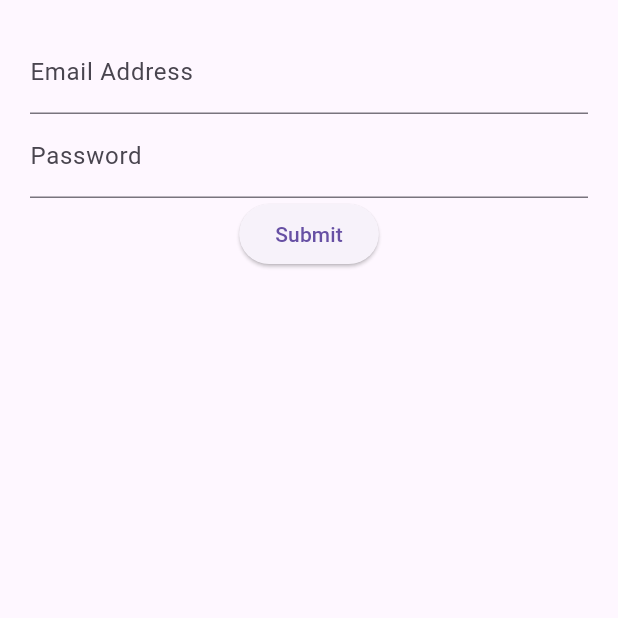
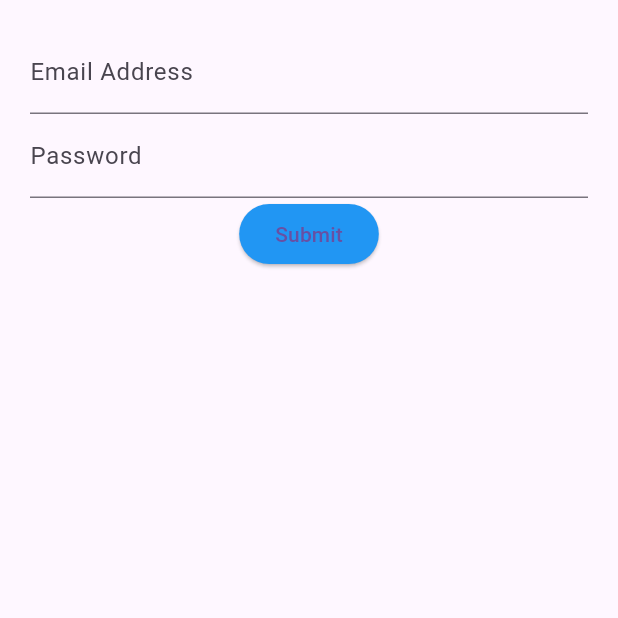
Before and after one commit to Maichonok/Forms-and-Validation-with-Flutter, a Flutter app: the screen it shows after launch, on a phone screen of 412 x 824 dp, the top half of it. Run offline on Flutter 3.47's test engine with Material 3 defaults, Android fonts, the phone set to English and light mode, and no system bars.

Commit message:
Change Widget Colors

```diff
--- a/lib/src/screens/login_screen.dart
+++ b/lib/src/screens/login_screen.dart
@@ -39,6 +39,12 @@ class _LoginScreenState extends State<LoginScreen> {
   }
 
   Widget submitButton() {
-    return ElevatedButton(onPressed: () {}, child: Text('Submit'));
+    return ElevatedButton(
+      onPressed: () {},
+      style: ElevatedButton.styleFrom(
+        backgroundColor: Colors.blue, // цвет фона кнопки
+      ),
+      child: Text('Submit'),
+    );
   }
 }
```
